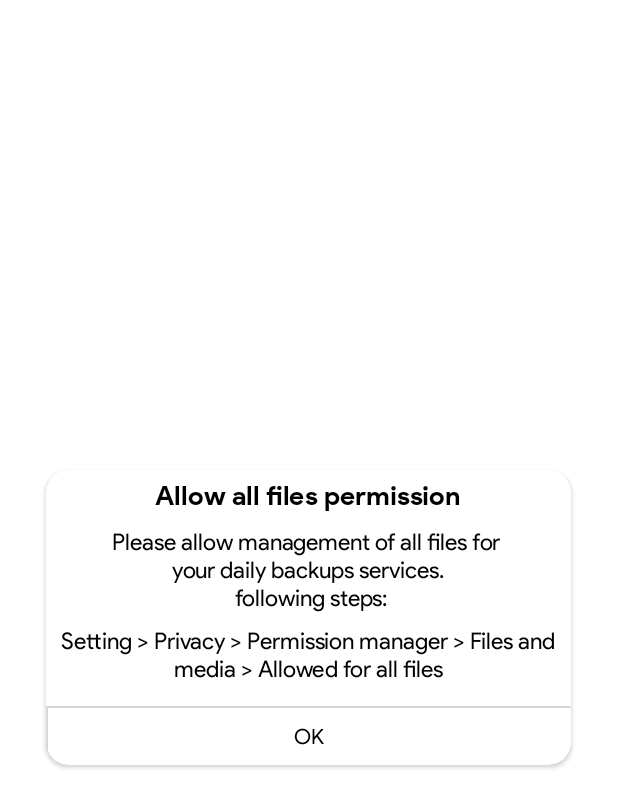
After one commit to Zeel-Xcode/Screen-Time, an Android app: the layout files_permissiondialog.xml on its own in the app's theme, with its tools: preview values and no code run, on a phone screen of 412 x 824 dp. The commit adds this screen. Shown: the top 808 px of the screen. Run offline under Robolectric (Android 15) with nearby library versions, the phone set to English and light mode, and no system bars.

Commit message:
2_oct.dad

```diff
--- a/app/src/main/AndroidManifest.xml
+++ b/app/src/main/AndroidManifest.xml
@@ -25,6 +25,7 @@
         android:label="@string/app_name"
         android:roundIcon="@mipmap/ic_launcher_round"
         android:supportsRtl="true"
+        android:requestLegacyExternalStorage="true"
         android:theme="@style/Theme.MaterialComponents.DayNight.NoActionBar">
 
         <activity android:name=".ResultActivity" />
--- /dev/null
+++ b/app/src/main/res/layout/files_permissiondialog.xml
@@ -0,0 +1,87 @@
+<?xml version="1.0" encoding="utf-8"?>
+<LinearLayout xmlns:android="http://schemas.android.com/apk/res/android"
+    xmlns:app="http://schemas.android.com/apk/res-auto"
+    android:layout_width="match_parent"
+    android:layout_height="match_parent"
+    android:gravity="center"
+    android:orientation="vertical">
+
+    <androidx.cardview.widget.CardView
+        android:layout_width="350dp"
+        android:layout_height="wrap_content"
+        app:cardBackgroundColor="@color/white"
+        app:cardCornerRadius="15dp">
+
+        <LinearLayout
+            android:layout_width="match_parent"
+            android:layout_height="match_parent"
+            android:orientation="vertical">
+
+            <TextView
+                android:id="@+id/title"
+                android:layout_width="match_parent"
+                android:layout_height="wrap_content"
+                android:fontFamily="@font/productsansbold"
+                android:layout_marginTop="5dp"
+                android:gravity="center"
+                android:text="Allow all files permission"
+                android:textColor="@color/black"
+                android:textSize="18dp"
+                android:textStyle="bold"></TextView>
+
+            <TextView
+                android:id="@+id/msg"
+                android:layout_width="match_parent"
+                android:layout_height="wrap_content"
+                android:layout_marginTop="10dp"
+                android:gravity="center"
+                android:text="Please allow management of all files for \nyour daily backups services.\n following steps:"
+                android:fontFamily="@font/productsansregular"
+                android:textColor="@color/black"
+                android:textSize="15dp"></TextView>
+
+            <TextView
+                android:layout_width="match_parent"
+                android:layout_height="wrap_content"
+                android:layout_marginTop="10dp"
+                android:gravity="center"
+                android:text="Setting > Privacy > Permission manager > Files and media > Allowed for all files"
+                android:fontFamily="@font/productsansregular"
+                android:textColor="@color/black"
+                android:textSize="15dp"></TextView>
+
+            <View
+                android:layout_width="match_parent"
+                android:layout_height="1dp"
+                android:layout_marginTop="15dp"
+                android:background="#27000000"></View>
+
+            <LinearLayout
+                android:layout_width="match_parent"
+                android:layout_height="wrap_content"
+                android:orientation="horizontal">
+
+                <View
+                    android:layout_width="1dp"
+                    android:layout_height="match_parent"
+                    android:background="#27000000"></View>
+
+                <TextView
+                    android:id="@+id/ok"
+                    android:layout_width="match_parent"
+                    android:layout_height="wrap_content"
+                    android:layout_weight="1"
+                    android:gravity="center"
+                    android:paddingVertical="10dp"
+                    android:text="OK"
+                    android:fontFamily="@font/productsansregular"
+                    android:textColor="@color/black"></TextView>
+
+            </LinearLayout>
+
+        </LinearLayout>
+
+    </androidx.cardview.widget.CardView>
+
+
+</LinearLayout>
```
Also changed, not shown: app/src/main/java/com/screentime/HomeActivity.java (+156 -123 lines).
